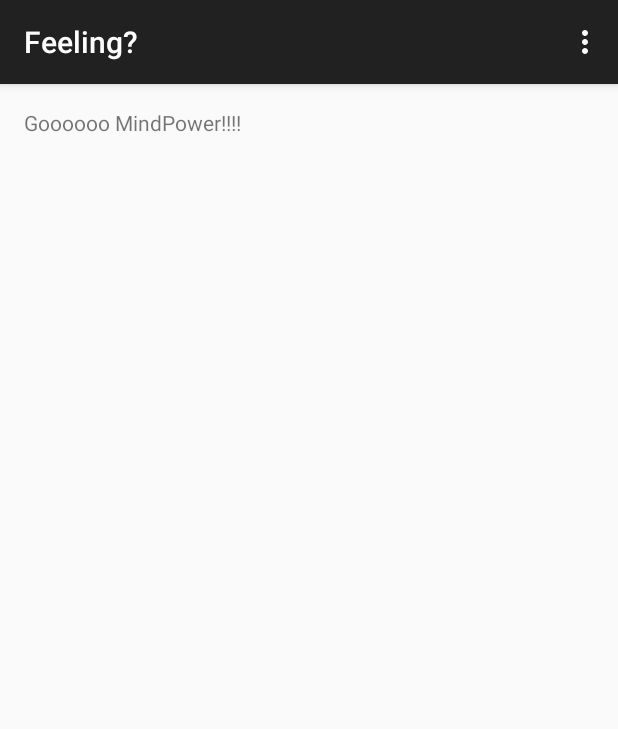
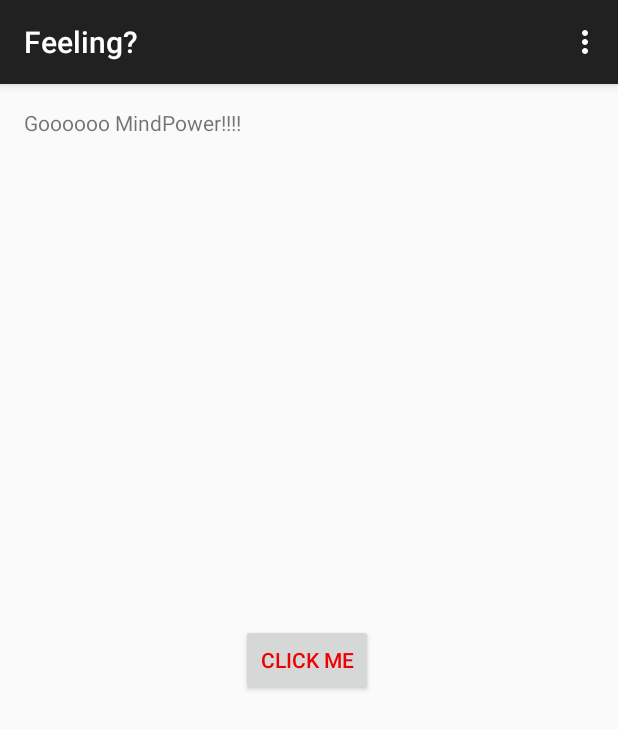
Before and after one commit to Ashl7/Feelings, an Android app: the screen it shows after launch (MainActivity), on a phone screen of 412 x 824 dp. Shown: the top 729 px of the screen. Run offline under Robolectric (Android 15) with nearby library versions, the phone set to English and light mode, and no system bars.

Commit message:
Button has been created

```diff
--- a/app/src/main/res/layout/activity_main.xml
+++ b/app/src/main/res/layout/activity_main.xml
@@ -6,6 +6,16 @@
     android:paddingBottom="@dimen/activity_vertical_margin" tools:context=".MainActivity">
 
     <TextView android:text="Goooooo MindPower!!!!" android:layout_width="wrap_content"
-        android:layout_height="wrap_content" />
+        android:layout_height="wrap_content"
+        android:id="@+id/textView" />
+
+    <Button
+        android:layout_width="wrap_content"
+        android:layout_height="wrap_content"
+        android:text="Click Me"
+        android:id="@+id/button"
+        android:layout_centerVertical="true"
+        android:layout_toRightOf="@+id/textView"
+        android:textColor="#ef0000" />
 
 </RelativeLayout>
```
